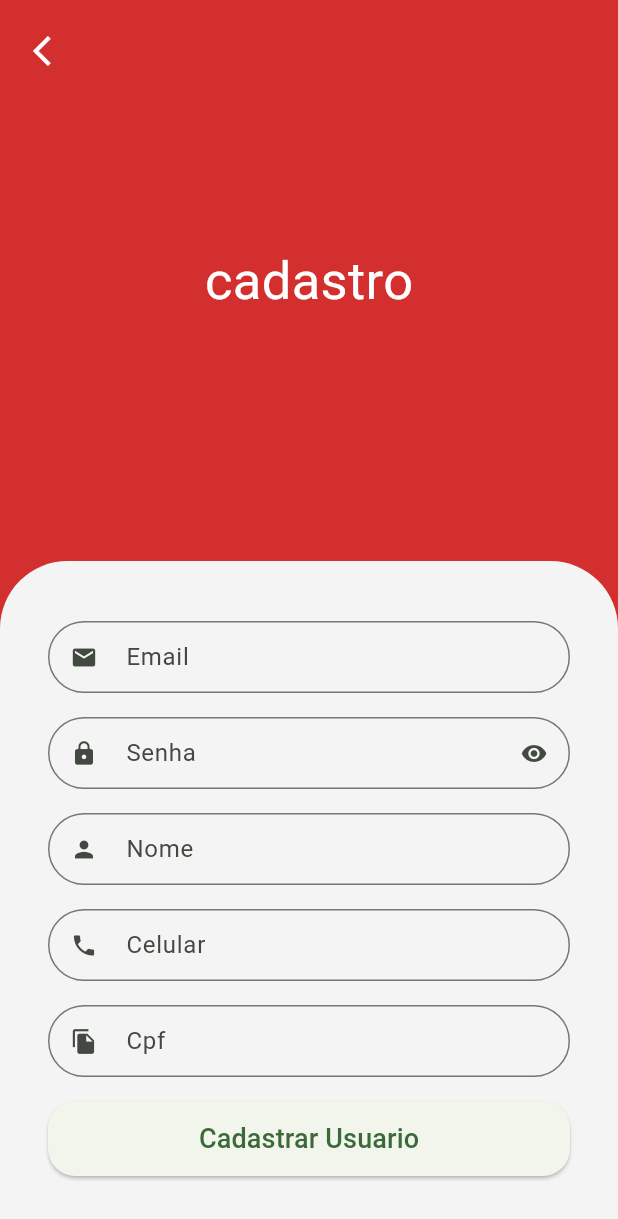
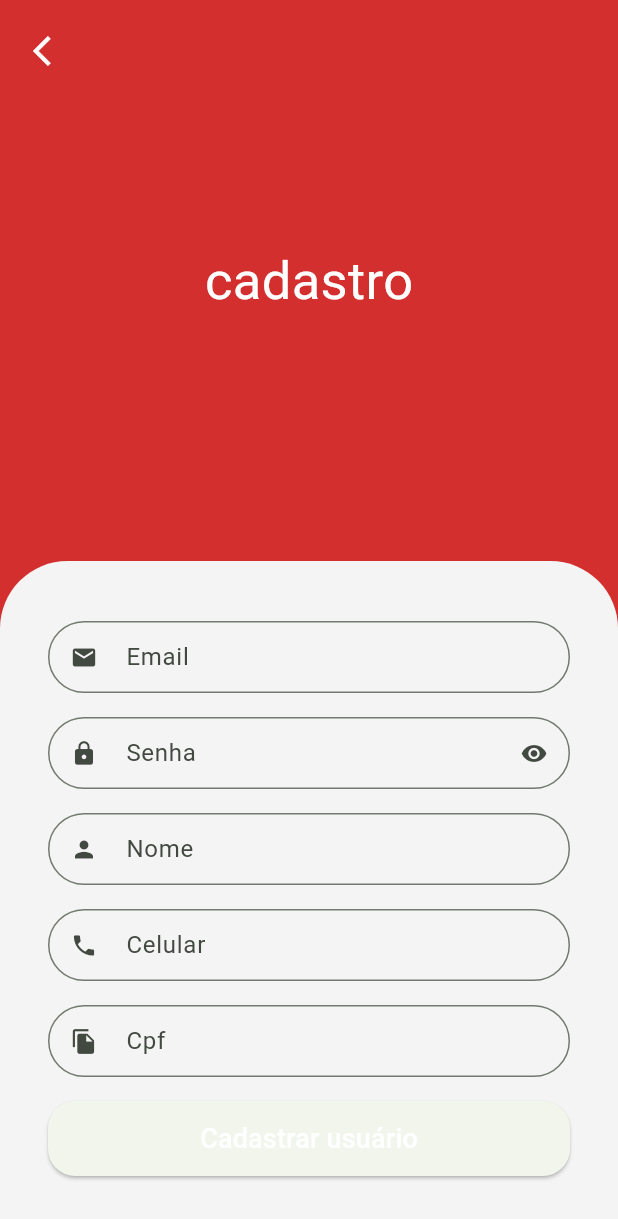
Before and after one commit to ViniciusReisCosta/pontal-delivery, a Flutter app: the SignUpScreen screen opened by its route, on a phone screen of 412 x 824 dp. Shown: the top 1219 px of the screen. Run offline on Flutter 3.47's test engine with Material 3 defaults, Android fonts, the phone set to English and light mode, and no system bars; our stand-ins replace animated_text_kit, dio, flutter_secure_storage, fluttertoast, freezed_annotation, get and 3 more; missing offline and left inert: add_to_cart_animation; accounts and stored records are empty.

Commit message:
Tela de Cadastro - feito

```diff
--- a/lib/pages/auth/repository/auth_errors.dart
+++ b/lib/pages/auth/repository/auth_errors.dart
@@ -8,6 +8,15 @@
     case 'Invalid session token':
       return 'Token inválido';
 
+    case 'INVALID_FULLNAME':
+      return 'Ocorreu um erro ao cadastrar usuário: Nome inválido';
+
+    case 'INVALID_PHONE':
+      return 'Ocorreu um erro ao cadastrar usuário: Celular inválido';
+
+    case 'INVALID_CPF':
+      return 'Ocorreu um erro ao cadastrar usuário CPF inválido';
+
     default:
       return 'Um erro indefinido ocorreu';
   }
--- a/lib/pages/auth/view/sign_up_screen.dart
+++ b/lib/pages/auth/view/sign_up_screen.dart
@@ -1,8 +1,11 @@
 import 'package:flutter/material.dart';
+import 'package:get/get.dart';
 
 import 'package:mask_text_input_formatter/mask_text_input_formatter.dart';
+import 'package:pontal_delivery/pages/auth/controller/auth_controller.dart';
 
 import '../../../config/custom_colors.dart';
+import '../../../services/validators.dart';
 import '../../common_widgets/custom_text_field.dart';
 
 class SignUpScreen extends StatelessWidget {
@@ -16,6 +19,9 @@
    mask: '##.#.####-####',
    filter:{'#':RegExp(r'[0-9]')},
   );
+
+  final _formKey = GlobalKey<FormState>();
+  final authController = Get.find<AuthController>();
 
   @override
   Widget build(BuildContext context) {
@@ -66,29 +72,49 @@
                         color: Color.fromARGB(255, 244, 244, 244),
                         borderRadius:
                             BorderRadius.vertical(top: Radius.circular(45))),
+                    child: Form(
+                      key: _formKey,
                       child: Column(
                         crossAxisAlignment: CrossAxisAlignment.stretch,
                         children: [
-                        const Customtextfield(
+                          Customtextfield(
                             icon: Icons.email,
                             label: 'Email',
+                            onSaved: (value){
+                              authController.user.email = value;
+                            },
+                            validator: emailValidator,
+                            textInputType: TextInputType.emailAddress,
                           ),
                            const SizedBox(height: 16),
-                        const Customtextfield(
+                           Customtextfield(
                             icon: Icons.lock,
                             label: 'Senha',
+                            onSaved: (value){
+                              authController.user.password = value;
+                            },
+                            validator: passwordValidator,
                             issecret: true,
                           ), const SizedBox(height: 16),
 
-                        const Customtextfield(
+                           Customtextfield(
                             icon: Icons.person,
                             label: 'Nome',
+                            onSaved: (value){
+                              authController.user.name = value;
+                            },
+                            validator: nameValidator,
                           ),
                           const SizedBox(height: 16),
 
                           Customtextfield(
                             icon: Icons.phone,
                             label: 'Celular',
+                            onSaved: (value){
+                              authController.user.phone = value;
+                            },
+                            validator: phoneValidator,
+                            textInputType: TextInputType.phone,
                             inputFormatters:[phoneFormatter],
                           ),
                            const SizedBox(height: 16),
@@ -96,27 +122,50 @@
                           Customtextfield(
                             icon: Icons.file_copy,
                             label: 'Cpf',
+                            onSaved: (value){
+                              authController.user.cpf = value;
+                            },
+                            validator: cpfvalidator,
+                            textInputType: TextInputType.number,
                             inputFormatters: [cpffFormatter],
                           ), const SizedBox(height: 16),
 
                           SizedBox(
                             height: 50,
-                          child: ElevatedButton(
+                            child: Obx((){
+
+                              return ElevatedButton(
                                 style: ElevatedButton.styleFrom(
                                     shape: RoundedRectangleBorder(
                                       borderRadius: BorderRadius.circular(18),
                                     )),
-                            onPressed: () {},
-                            child: const Text(
-                              'Cadastrar Usuario',
+                                onPressed: authController.isLoading.value ? null
+                                    : () {
+
+                                  FocusScope.of(context).unfocus();
+
+                                  if(_formKey.currentState!.validate()) {
+
+                                    _formKey.currentState!.save();
+
+                                    authController.signUp();
+                                  }
+                                },
+                                child: authController.isLoading.value
+                                    ? CircularProgressIndicator()
+                                    :  Text(
+                                  'Cadastrar usuário',
                                   style: TextStyle(
                                       fontSize: 18,
+                                      color: Colors.white
                                   ),
                                 ),
-                          ),
+                              );
+                            })
                           ),
 
                         ],
+                      ),
                     ),
                   ),
                 ],
--- a/lib/pages/common_widgets/custom_text_field.dart
+++ b/lib/pages/common_widgets/custom_text_field.dart
@@ -9,7 +9,9 @@
   final String? initialValue;
   final bool readOnly;
   final String? Function(String?)? validator;
+  final void Function(String?)? onSaved;
   final TextEditingController? controller;
+  final TextInputType? textInputType;
 
   const Customtextfield({
     super.key,
@@ -20,7 +22,9 @@
     this.initialValue,
     this.readOnly = false,
     this.validator,
-    this.controller
+    this.onSaved,
+    this.controller,
+    this.textInputType,
   });
 
   @override
@@ -44,6 +48,8 @@
         inputFormatters: widget.inputFormatters,
         obscureText: isobscure,
         validator: widget.validator,
+        onSaved: widget.onSaved,
+        keyboardType: widget.textInputType,
         decoration: InputDecoration(
           prefixIcon: Icon(widget.icon),
           isDense: true,
```
Also changed, not shown: lib/pages/auth/controller/auth_controller.dart (+22 -0 lines), lib/pages/auth/repository/auth_repository.dart (+23 -18 lines), lib/pages/auth/view/sign_in_screen.dart (+3 -28 lines), lib/pages/profile/profile_tab.dart (+8 -1 lines), lib/services/validators.dart (added, +74 -0 lines), 745 other files. Lines whose indentation alone changed are shown as unchanged.
